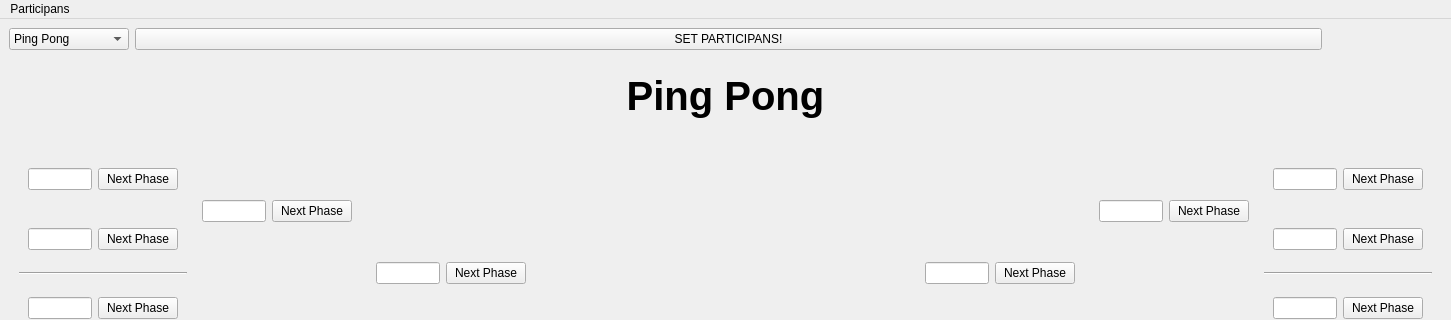
Qt form raw.ui (nikolasribeiro/PositionBoard) before a commit; both pictures show x 0 to 1451 and y 0 to 320 of the 1451 by 672 pixel window.
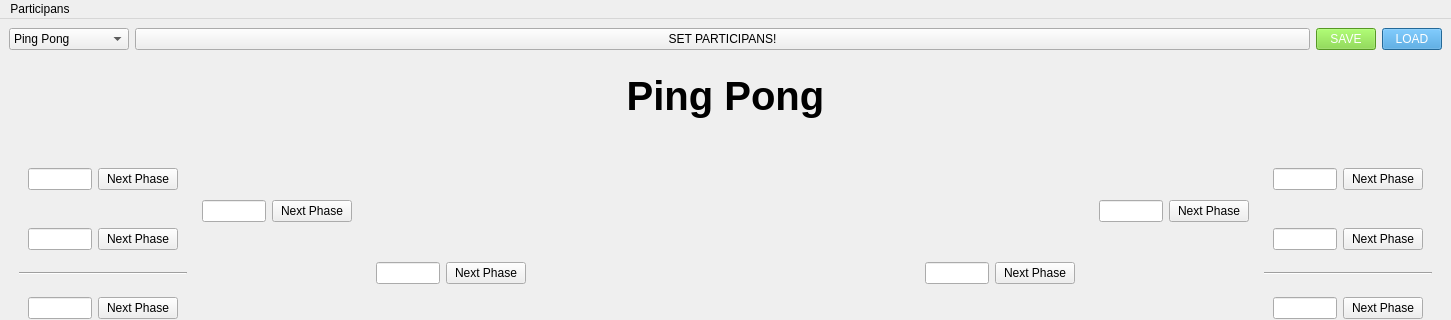
The same form after that commit.

Commit message: edit main gui, save the status with the button with problems to solve

```diff
--- a/raw.ui
+++ b/raw.ui
@@ -53,20 +53,42 @@
        </widget>
       </item>
       <item>
-       <spacer name="horizontalSpacer">
-        <property name="orientation">
-         <enum>Qt::Horizontal</enum>
+       <widget class="QPushButton" name="save_board">
+        <property name="maximumSize">
+         <size>
+          <width>60</width>
+          <height>16777215</height>
+         </size>
         </property>
-        <property name="sizeType">
-         <enum>QSizePolicy::Fixed</enum>
+        <property name="styleSheet">
+         <string notr="true">QPushButton{
+	background-color: #78D533 ;
+	color: white
+}</string>
         </property>
-        <property name="sizeHint" stdset="0">
+        <property name="text">
+         <string>SAVE</string>
+        </property>
+       </widget>
+      </item>
+      <item>
+       <widget class="QPushButton" name="load_board">
+        <property name="maximumSize">
          <size>
-          <width>120</width>
-          <height>20</height>
+          <width>60</width>
+          <height>16777215</height>
          </size>
         </property>
-       </spacer>
+        <property name="styleSheet">
+         <string notr="true">QPushButton{
+	background-color: #3393D5;
+	color: white;
+}</string>
+        </property>
+        <property name="text">
+         <string>LOAD</string>
+        </property>
+       </widget>
       </item>
      </layout>
     </item>
```
The commit also changes 3 other files.
